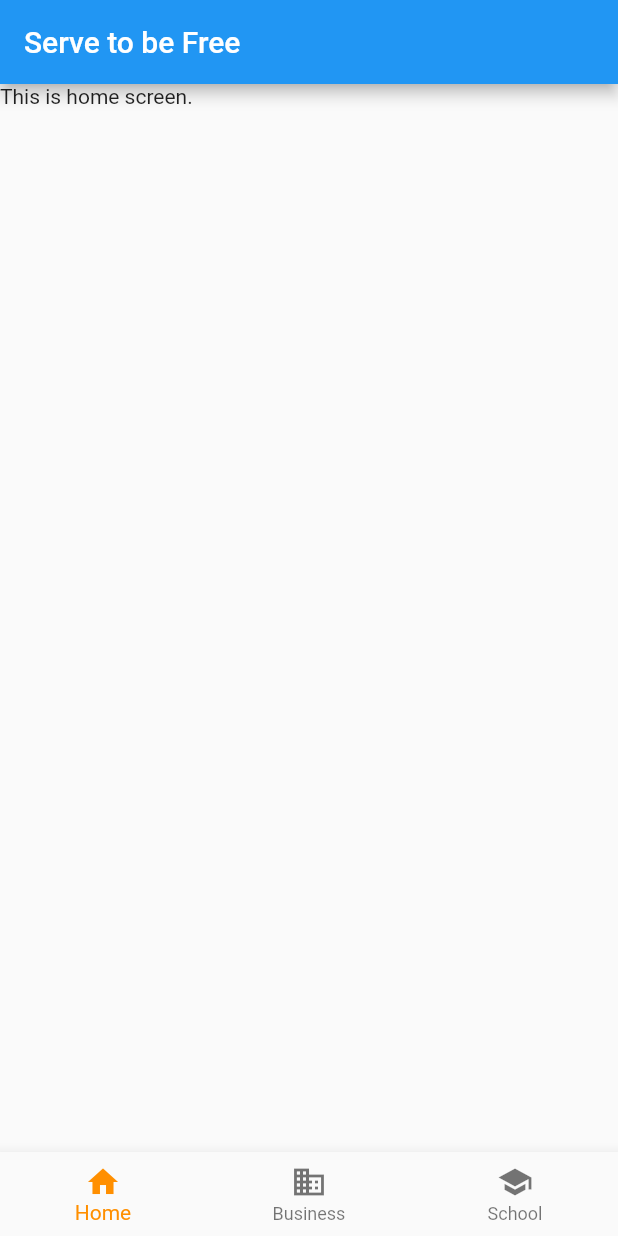
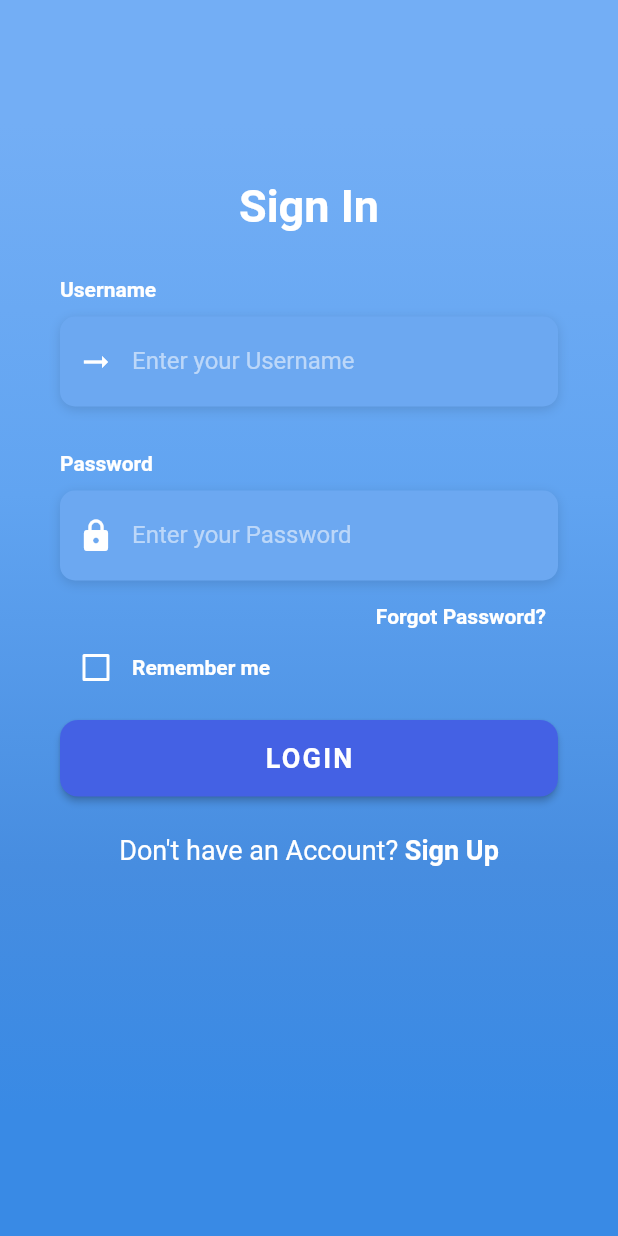
Before and after one commit to TylerMason/serve_to_be_free, a Flutter app: the screen it shows after launch, on a phone screen of 412 x 824 dp. Run offline on Flutter 3.47's test engine with Material 2 defaults, Android fonts, the phone set to English and light mode, and no system bars; Roboto replaces fonts that are missing (OpenSans).

Commit message:
added login page with login button that links to home page

```diff
--- a/lib/main.dart
+++ b/lib/main.dart
@@ -1,5 +1,6 @@
 import 'package:flutter/material.dart';
 import 'package:serve_to_be_free/screens/app.dart';
+import 'package:serve_to_be_free/screens/login.dart';
 
 void main() {
   runApp(const MyApp());
@@ -26,7 +27,7 @@ class MyApp extends StatelessWidget {
         primarySwatch: Colors.blue,
       ),
       debugShowCheckedModeBanner: false,
-      home: App(),
+      home: LoginScreen(),
     );
   }
 }
--- /dev/null
+++ b/lib/screens/login.dart
@@ -0,0 +1,260 @@
+import 'package:flutter/material.dart';
+import 'package:flutter/services.dart';
+import 'package:serve_to_be_free/utilities/constants.dart';
+import 'package:serve_to_be_free/screens/app.dart';
+
+class LoginScreen extends StatefulWidget {
+  @override
+  _LoginScreenState createState() => _LoginScreenState();
+}
+
+class _LoginScreenState extends State<LoginScreen> {
+  bool? _rememberMe = false;
+
+  Widget _buildEmailTF() {
+    return Column(
+      crossAxisAlignment: CrossAxisAlignment.start,
+      children: <Widget>[
+        Text(
+          'Username',
+          style: kLabelStyle,
+        ),
+        SizedBox(height: 10.0),
+        Container(
+          alignment: Alignment.centerLeft,
+          decoration: kBoxDecorationStyle,
+          height: 60.0,
+          child: TextField(
+            keyboardType: TextInputType.emailAddress,
+            style: TextStyle(
+              color: Colors.white,
+              fontFamily: 'OpenSans',
+            ),
+            decoration: InputDecoration(
+              border: InputBorder.none,
+              contentPadding: EdgeInsets.only(top: 14.0),
+              prefixIcon: Icon(
+                Icons.arrow_right_alt,
+                color: Colors.white,
+              ),
+              hintText: 'Enter your Username',
+              hintStyle: kHintTextStyle,
+            ),
+          ),
+        ),
+      ],
+    );
+  }
+
+  Widget _buildPasswordTF() {
+    return Column(
+      crossAxisAlignment: CrossAxisAlignment.start,
+      children: <Widget>[
+        Text(
+          'Password',
+          style: kLabelStyle,
+        ),
+        SizedBox(height: 10.0),
+        Container(
+          alignment: Alignment.centerLeft,
+          decoration: kBoxDecorationStyle,
+          height: 60.0,
+          child: TextField(
+            obscureText: true,
+            style: TextStyle(
+              color: Colors.white,
+              fontFamily: 'OpenSans',
+            ),
+            decoration: InputDecoration(
+              border: InputBorder.none,
+              contentPadding: EdgeInsets.only(top: 14.0),
+              prefixIcon: Icon(
+                Icons.lock,
+                color: Colors.white,
+              ),
+              hintText: 'Enter your Password',
+              hintStyle: kHintTextStyle,
+            ),
+          ),
+        ),
+      ],
+    );
+  }
+
+  Widget _buildForgotPasswordBtn() {
+    return Container(
+      alignment: Alignment.centerRight,
+      child: TextButton(
+        onPressed: () => print('Forgot Password Button Pressed'),
+        // padding: EdgeInsets.only(right: 0.0),
+        child: Text(
+          'Forgot Password?',
+          style: kLabelStyle,
+        ),
+      ),
+    );
+  }
+
+  Widget _buildRememberMeCheckbox() {
+    return Container(
+      height: 20.0,
+      child: Row(
+        children: <Widget>[
+          Theme(
+            data: ThemeData(unselectedWidgetColor: Colors.white),
+            child: Checkbox(
+              value: _rememberMe,
+              checkColor: Colors.green,
+              activeColor: Colors.white,
+              onChanged: (value) {
+                setState(() {
+                  _rememberMe = value;
+                });
+              },
+            ),
+          ),
+          Text(
+            'Remember me',
+            style: kLabelStyle,
+          ),
+        ],
+      ),
+    );
+  }
+
+  Widget _buildLoginBtn() {
+    return Container(
+      padding: EdgeInsets.symmetric(vertical: 25.0),
+      width: double.infinity,
+      child: ElevatedButton(
+        // elevation: 5.0,
+        onPressed: () => {
+          Navigator.push(
+            context,
+            MaterialPageRoute(builder: (context) => const App()),
+          )
+        },
+        // padding: EdgeInsets.all(15.0),
+        // shape: RoundedRectangleBorder(
+        //   borderRadius: BorderRadius.circular(30.0),
+        // ),
+        // color: Colors.white,
+        style: ElevatedButton.styleFrom(
+          padding: EdgeInsets.all(15.0),
+          shape: RoundedRectangleBorder(
+            borderRadius: BorderRadius.circular(12), // <-- Radius
+          ),
+
+          backgroundColor: Color.fromARGB(255, 68, 97, 228),
+          // textStyle: const TextStyle(
+          //     color: Colors.white, fontSize: 10, fontStyle: FontStyle.normal),
+        ),
+        child: Text(
+          'LOGIN',
+          style: TextStyle(
+            color: Color.fromARGB(255, 255, 255, 255),
+            letterSpacing: 1.5,
+            fontSize: 18.0,
+            fontWeight: FontWeight.bold,
+            fontFamily: 'OpenSans',
+          ),
+        ),
+      ),
+    );
+  }
+
+  Widget _buildSignupBtn() {
+    return GestureDetector(
+      onTap: () => print('Sign Up Button Pressed'),
+      child: RichText(
+        text: TextSpan(
+          children: [
+            TextSpan(
+              text: 'Don\'t have an Account? ',
+              style: TextStyle(
+                color: Colors.white,
+                fontSize: 18.0,
+                fontWeight: FontWeight.w400,
+              ),
+            ),
+            TextSpan(
+              text: 'Sign Up',
+              style: TextStyle(
+                color: Colors.white,
+                fontSize: 18.0,
+                fontWeight: FontWeight.bold,
+              ),
+            ),
+          ],
+        ),
+      ),
+    );
+  }
+
+  @override
+  Widget build(BuildContext context) {
+    return Scaffold(
+      body: AnnotatedRegion<SystemUiOverlayStyle>(
+        value: SystemUiOverlayStyle.light,
+        child: GestureDetector(
+          onTap: () => FocusScope.of(context).unfocus(),
+          child: Stack(
+            children: <Widget>[
+              Container(
+                height: double.infinity,
+                width: double.infinity,
+                decoration: BoxDecoration(
+                  gradient: LinearGradient(
+                    begin: Alignment.topCenter,
+                    end: Alignment.bottomCenter,
+                    colors: [
+                      Color(0xFF73AEF5),
+                      Color(0xFF61A4F1),
+                      Color(0xFF478DE0),
+                      Color(0xFF398AE5),
+                    ],
+                    stops: [0.1, 0.4, 0.7, 0.9],
+                  ),
+                ),
+              ),
+              Container(
+                height: double.infinity,
+                child: SingleChildScrollView(
+                  physics: AlwaysScrollableScrollPhysics(),
+                  padding: EdgeInsets.symmetric(
+                    horizontal: 40.0,
+                    vertical: 120.0,
+                  ),
+                  child: Column(
+                    mainAxisAlignment: MainAxisAlignment.center,
+                    children: <Widget>[
+                      Text(
+                        'Sign In',
+                        style: TextStyle(
+                          color: Colors.white,
+                          fontFamily: 'OpenSans',
+                          fontSize: 30.0,
+                          fontWeight: FontWeight.bold,
+                        ),
+                      ),
+                      SizedBox(height: 30.0),
+                      _buildEmailTF(),
+                      SizedBox(
+                        height: 30.0,
+                      ),
+                      _buildPasswordTF(),
+                      _buildForgotPasswordBtn(),
+                      _buildRememberMeCheckbox(),
+                      _buildLoginBtn(),
+                      _buildSignupBtn(),
+                    ],
+                  ),
+                ),
+              )
+            ],
+          ),
+        ),
+      ),
+    );
+  }
+}
--- /dev/null
+++ b/lib/utilities/constants.dart
@@ -0,0 +1,25 @@
+
+import 'package:flutter/material.dart';
+
+final kHintTextStyle = TextStyle(
+  color: Colors.white54,
+  fontFamily: 'OpenSans',
+);
+
+final kLabelStyle = TextStyle(
+  color: Colors.white,
+  fontWeight: FontWeight.bold,
+  fontFamily: 'OpenSans',
+);
+
+final kBoxDecorationStyle = BoxDecoration(
+  color: Color(0xFF6CA8F1),
+  borderRadius: BorderRadius.circular(10.0),
+  boxShadow: [
+    BoxShadow(
+      color: Colors.black12,
+      blurRadius: 6.0,
+      offset: Offset(0, 2),
+    ),
+  ],
+);
```
